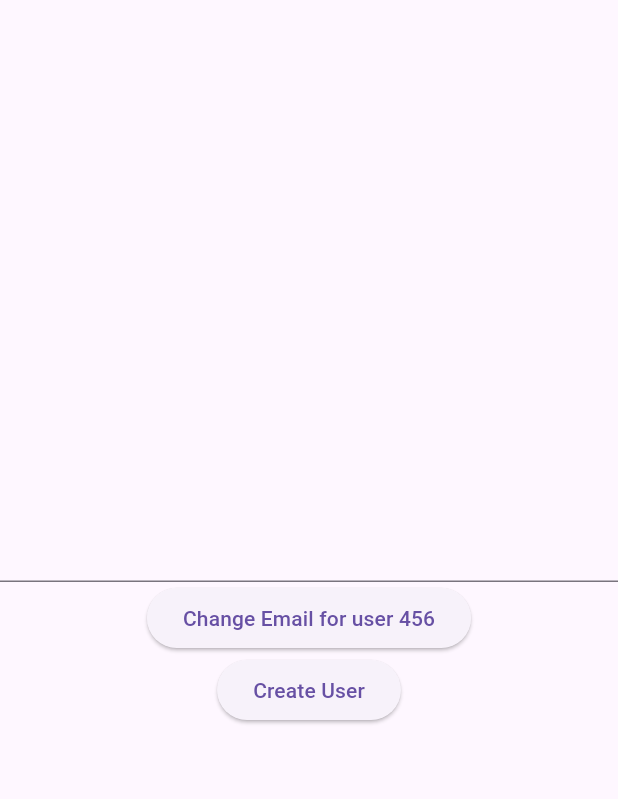
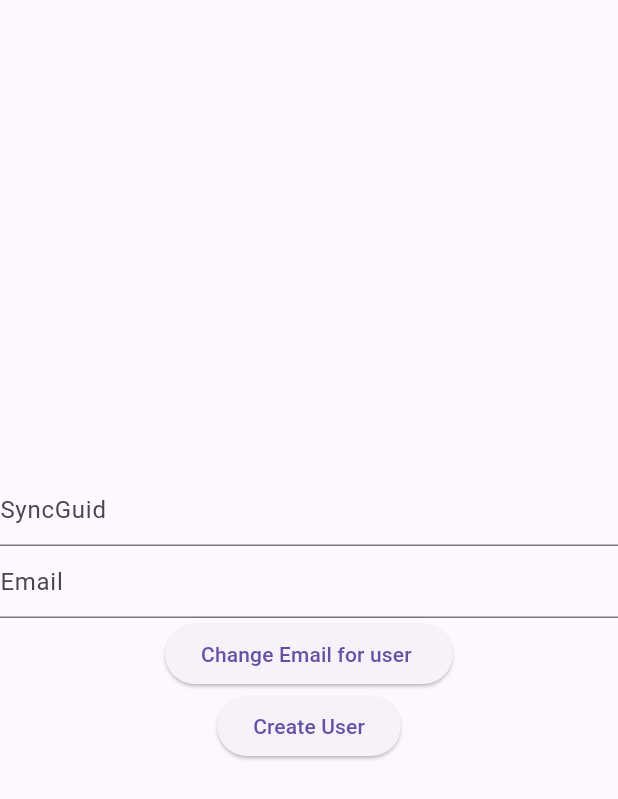
Before and after one commit to arturosalgado/dart-flutter-tests, a Flutter app: the screen it shows after launch, on a phone screen of 412 x 824 dp. Shown: the top 799 px of the screen. Run offline on Flutter 3.47's test engine with Material 3 defaults, Android fonts, the light colour scheme and no system bars; project files that could hold a hidden picture were left out.

Commit message:
user interface

```diff
--- a/flutter_application_emu/lib/main.dart
+++ b/flutter_application_emu/lib/main.dart
@@ -4,17 +4,18 @@ import 'package:flutter/material.dart';
 import 'package:flutter_application_emu/dynamic_state.dart';
 
 void main() {
-  runApp(const MainApp());
+  runApp(MainApp());
 }
 
 class MainApp extends StatelessWidget {
-  const MainApp({super.key});
-
+  MainApp({super.key});
+  final TextEditingController textControllerId = TextEditingController();
+  final TextEditingController textControllerEmail = TextEditingController();
   void onPressUpdate() {
     Map<String, dynamic> payload = {
       'action': 'update',
-      'syncGuid': "456",
-      'email': 'art@gmail.com'
+      'syncGuid': textControllerId.text,
+      'email': textControllerEmail.text
     };
     DynamicState().getDynamicStateFromDatabaseLibrary(payload);
   }
@@ -31,8 +32,15 @@ class MainApp extends StatelessWidget {
 
   @override
   Widget build(BuildContext context) {
-    TextEditingController textController = TextEditingController();
-    TextField textField = TextField(controller: textController);
+    TextField textFieldId = TextField(
+      controller: textControllerId,
+      decoration: const InputDecoration(hintText: 'SyncGuid'),
+    );
+
+    TextField textFieldEmail = TextField(
+      controller: textControllerEmail,
+      decoration: const InputDecoration(hintText: 'Email'),
+    );
 
     return MaterialApp(
       home: Scaffold(
@@ -40,10 +48,11 @@ class MainApp extends StatelessWidget {
           child: Column(
             mainAxisAlignment: MainAxisAlignment.center,
             children: [
-              textField,
+              textFieldId,
+              textFieldEmail,
               ElevatedButton(
                   onPressed: onPressUpdate,
-                  child: const Text('Change Email for user 456')),
+                  child: const Text('Change Email for user ')),
               ElevatedButton(
                   onPressed: onPressedCreateUser,
                   child: const Text('Create User'))
```
